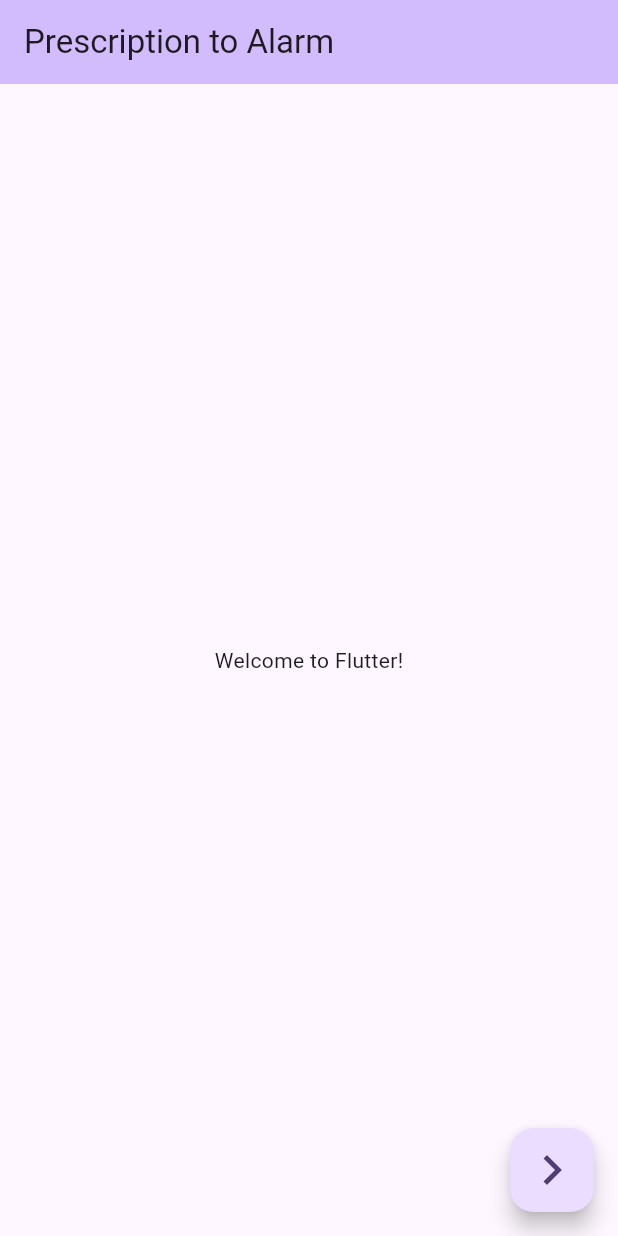
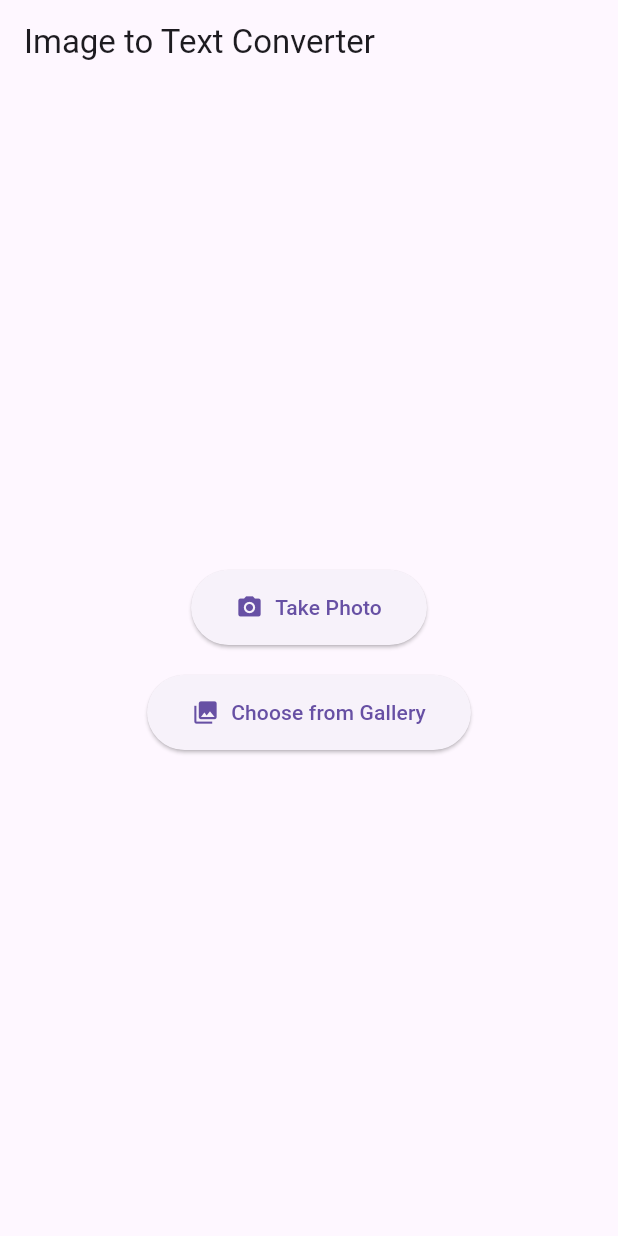
Before and after one commit to NaeemSarker02/prescription_to_alarm_clock, a Flutter app: the screen it shows after launch, on a phone screen of 412 x 824 dp. Run offline on Flutter 3.47's test engine with Material 3 defaults, Android fonts, the phone set to English and light mode, and no system bars; our stand-ins replace image_picker, permission_handler; missing offline and left inert: google_mlkit_text_recognition.

Commit message:
with OCR

```diff
--- a/lib/Utils/data.dart
+++ b/lib/Utils/data.dart
@@ -1,5 +1,4 @@
-import 'package:prescription_to_alarm_clock/constants/theme_data.dart';
-
+import '../constants/theme_data.dart';
 import '../models/alarm_info.dart';
 import '../models/menu_info.dart';
 import 'enums.dart';
@@ -13,5 +12,5 @@ List<MenuInfo> menuItems = [
 
 List<AlarmInfo> alarms = [
   AlarmInfo( DateTime.now().add(Duration(hours: 1)), description: 'medicine', gradientColors: GradientColors.sky),
-  AlarmInfo( DateTime.now().add(Duration(hours: 2)), description: 'office',  gradientColors: GradientColors.sunset),
+  AlarmInfo( DateTime.now().add(Duration(hours: 2)), description: 'office',  gradientColors:  GradientColors.sunset),
 ];
--- a/lib/main.dart
+++ b/lib/main.dart
@@ -1,5 +1,5 @@
 import 'package:flutter/material.dart';
-import 'Screen/home_screen.dart';
+import 'package:prescription_to_alarm/pages/home_page.dart';
 
 void main() {
   runApp(const MyApp());
@@ -11,42 +11,13 @@ class MyApp extends StatelessWidget {
   @override
   Widget build(BuildContext context) {
     return MaterialApp(
-      title: 'Flutter Demo',
+      title: 'Prescription to Alarm',
       theme: ThemeData(
-        colorScheme: ColorScheme.fromSeed(seedColor: Colors.deepPurple),
+        primarySwatch: Colors.blue,
+        visualDensity: VisualDensity.adaptivePlatformDensity,
       ),
-      home: const MyHomePage(title: 'Prescription to Alarm'),
+      home: const HomePage(),
+      debugShowCheckedModeBanner: false,
     );
   }
 }
-
-class MyHomePage extends StatelessWidget {
-  const MyHomePage({super.key, required this.title});
-
-  final String title;
-
-  @override
-  Widget build(BuildContext context) {
-    return Scaffold(
-      appBar: AppBar(
-        backgroundColor: Theme.of(context).colorScheme.inversePrimary,
-        title: Text(title),
-      ),
-      body: const Center(
-        child: Text('Welcome to Flutter!'),
-      ),
-      floatingActionButton: FloatingActionButton(
-        onPressed: () {
-          Navigator.push(
-            context,
-            MaterialPageRoute(builder: (context) => HomeScreen()),
-          );
-        },
-        child: const Icon(
-          Icons.keyboard_arrow_right,
-          size: 40,
-        ),
-      ),
-    );
-  }
-}
--- /dev/null
+++ b/lib/pages/home_page.dart
@@ -0,0 +1,81 @@
+import 'package:flutter/material.dart';
+import 'package:image_picker/image_picker.dart';
+import 'package:permission_handler/permission_handler.dart';
+import 'text_result_page.dart';
+import 'dart:io';
+
+class HomePage extends StatelessWidget {
+  const HomePage({super.key});
+
+  Future<void> _pickImage(BuildContext context, ImageSource source) async {
+    try {
+      // Request permissions if needed
+      if (source == ImageSource.camera) {
+        await Permission.camera.request();
+        if (!await Permission.camera.isGranted) {
+          ScaffoldMessenger.of(context).showSnackBar(
+            const SnackBar(content: Text('Camera permission denied')),
+          );
+          return;
+        }
+      } else {
+        await Permission.photos.request();
+        if (!await Permission.photos.isGranted) {
+          ScaffoldMessenger.of(context).showSnackBar(
+            const SnackBar(content: Text('Photo library permission denied')),
+          );
+          return;
+        }
+      }
+
+      final picker = ImagePicker();
+      final pickedFile = await picker.pickImage(source: source);
+
+      if (pickedFile != null) {
+        Navigator.push(
+          context,
+          MaterialPageRoute(
+            builder: (context) => TextResultPage(imagePath: pickedFile.path),
+          ),
+        );
+      }
+    } catch (e) {
+      ScaffoldMessenger.of(context).showSnackBar(
+        SnackBar(content: Text('Error: ${e.toString()}')),
+      );
+    }
+  }
+
+  @override
+  Widget build(BuildContext context) {
+    return Scaffold(
+      appBar: AppBar(
+        title: const Text('Image to Text Converter'),
+      ),
+      body: Center(
+        child: Column(
+          mainAxisAlignment: MainAxisAlignment.center,
+          children: [
+            ElevatedButton.icon(
+              icon: const Icon(Icons.camera_alt),
+              onPressed: () => _pickImage(context, ImageSource.camera),
+              label: const Text('Take Photo'),
+              style: ElevatedButton.styleFrom(
+                padding: const EdgeInsets.symmetric(horizontal: 30, vertical: 15),
+              ),
+            ),
+            const SizedBox(height: 20),
+            ElevatedButton.icon(
+              icon: const Icon(Icons.photo_library),
+              onPressed: () => _pickImage(context, ImageSource.gallery),
+              label: const Text('Choose from Gallery'),
+              style: ElevatedButton.styleFrom(
+                padding: const EdgeInsets.symmetric(horizontal: 30, vertical: 15),
+              ),
+            ),
+          ],
+        ),
+      ),
+    );
+  }
+}
```
Also changed, not shown: lib/pages/text_result_page.dart (added, +166 -0 lines), pubspec.yaml (+6 -2 lines), lib/Screen/home_screen.dart (indentation only), pubspec.lock, 5 other files.
